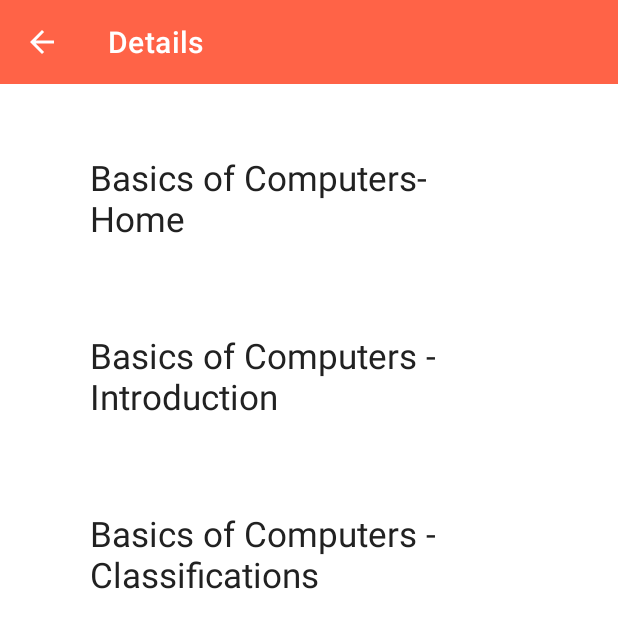
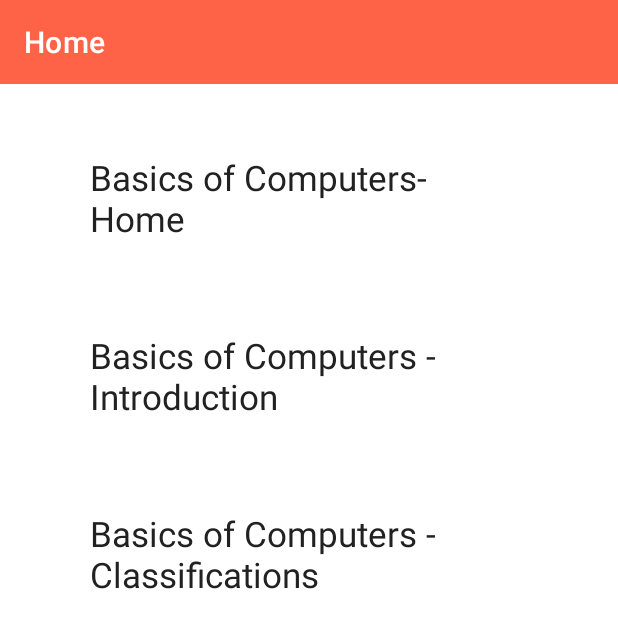
Before and after one commit to HenryAugust/LearnComputers, an Android app: the MainActivity screen opened directly, with no data from a screen before it, on a phone screen of 412 x 824 dp. Shown: the top 628 px of the screen. Run offline under Robolectric (Android 15) with nearby library versions, the phone set to English and light mode, and no system bars; our stand-ins replace sdp/ssp sizes.

```diff
--- a/app/src/main/java/com/lyecdevelopers/learncomputers/activities/MainActivity.java
+++ b/app/src/main/java/com/lyecdevelopers/learncomputers/activities/MainActivity.java
@@ -1,7 +1,6 @@
 package com.lyecdevelopers.learncomputers.activities;
 
 import android.content.Intent;
-import android.graphics.PorterDuff;
 import android.os.Bundle;
 import android.util.Log;
 
@@ -44,10 +43,9 @@ public class MainActivity extends AppCompatActivity implements NotesItemsListene
         if (getSupportActionBar() == null) {
             setSupportActionBar(toolbar);
 
-            getSupportActionBar().setDisplayHomeAsUpEnabled(true);
-            getSupportActionBar().setDisplayShowHomeEnabled(true);
-            getSupportActionBar().setTitle("Details");
-            toolbar.getNavigationIcon().setColorFilter(getResources().getColor(R.color.white), PorterDuff.Mode.SRC_ATOP);
+
+            getSupportActionBar().setTitle("Home");
+
 
         }
     }
```
